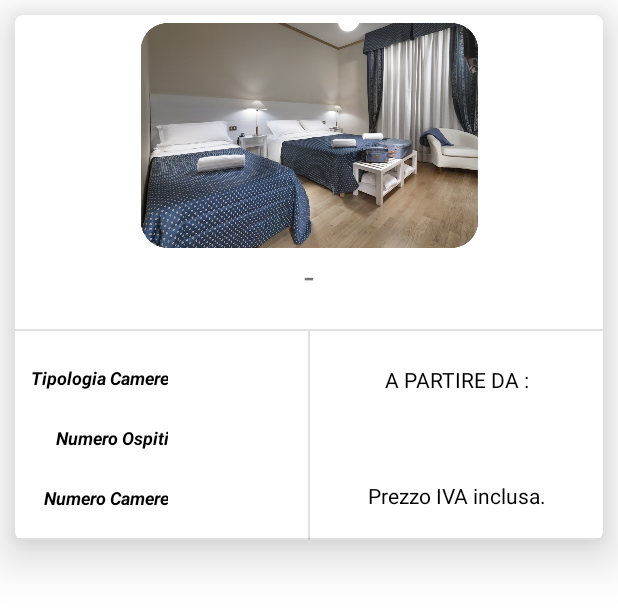
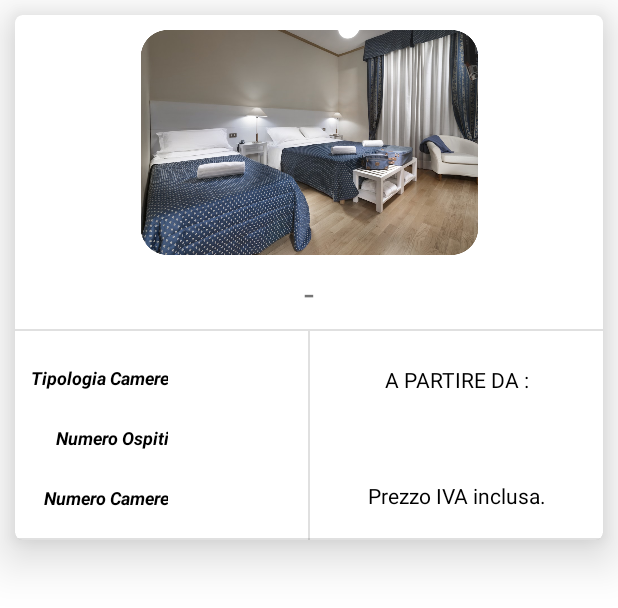
Before and after one commit to MaxQuello/SeasonApp, an Android app: the layout card_view_offerte.xml on its own in the app's theme, with its tools: preview values and no code run, on a phone screen of 412 x 824 dp. Shown: the top 608 px of the screen. Run offline under Robolectric (Android 15) with nearby library versions, the phone set to English and light mode, and no system bars.

Commit message:
Cardview più carina

```diff
--- a/app/src/main/res/layout/card_view_offerte.xml
+++ b/app/src/main/res/layout/card_view_offerte.xml
@@ -34,7 +34,7 @@
             android:id="@+id/fotoCamera"
             android:layout_width="250dp"
             android:layout_height="150dp"
-            android:layout_marginTop="5dp"
+            android:layout_marginTop="10dp"
             app:layout_constraintEnd_toEndOf="parent"
             app:layout_constraintStart_toStartOf="parent"
             app:layout_constraintTop_toTopOf="parent"
@@ -174,8 +174,7 @@
             app:layout_constraintBottom_toTopOf="@+id/divider9"
             app:layout_constraintEnd_toEndOf="parent"
             app:layout_constraintStart_toStartOf="parent"
-            app:layout_constraintTop_toBottomOf="@+id/fotoCamera"
-            app:layout_constraintVertical_bias="0.07999998" />
+            app:layout_constraintTop_toBottomOf="@+id/fotoCamera" />
 
         <View
             android:id="@+id/divider9"
```
